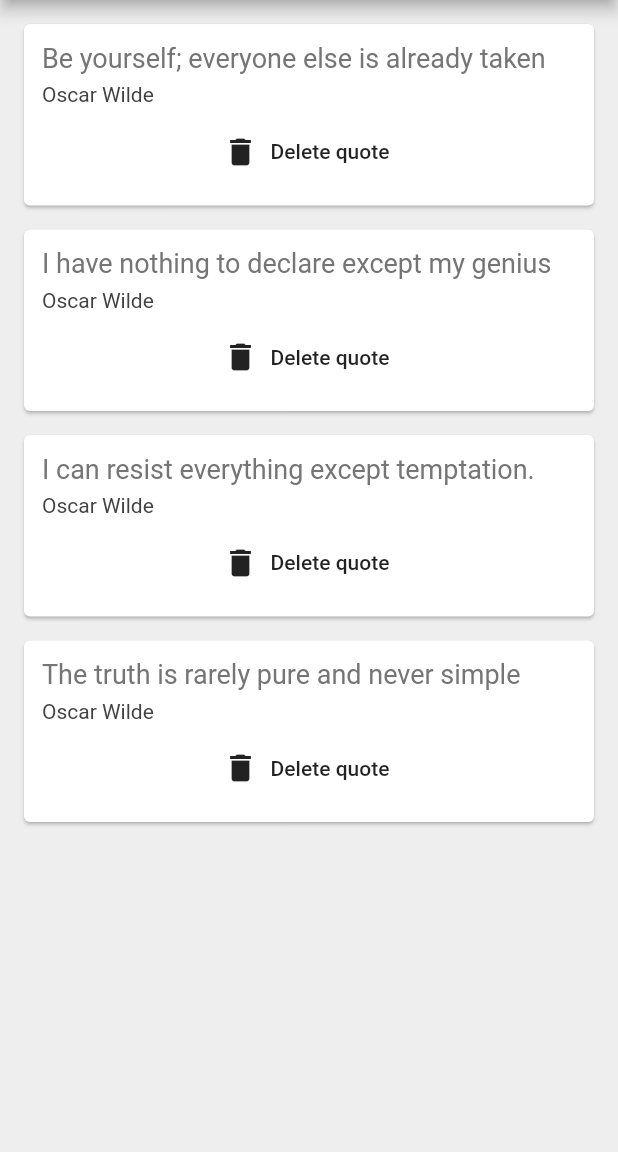
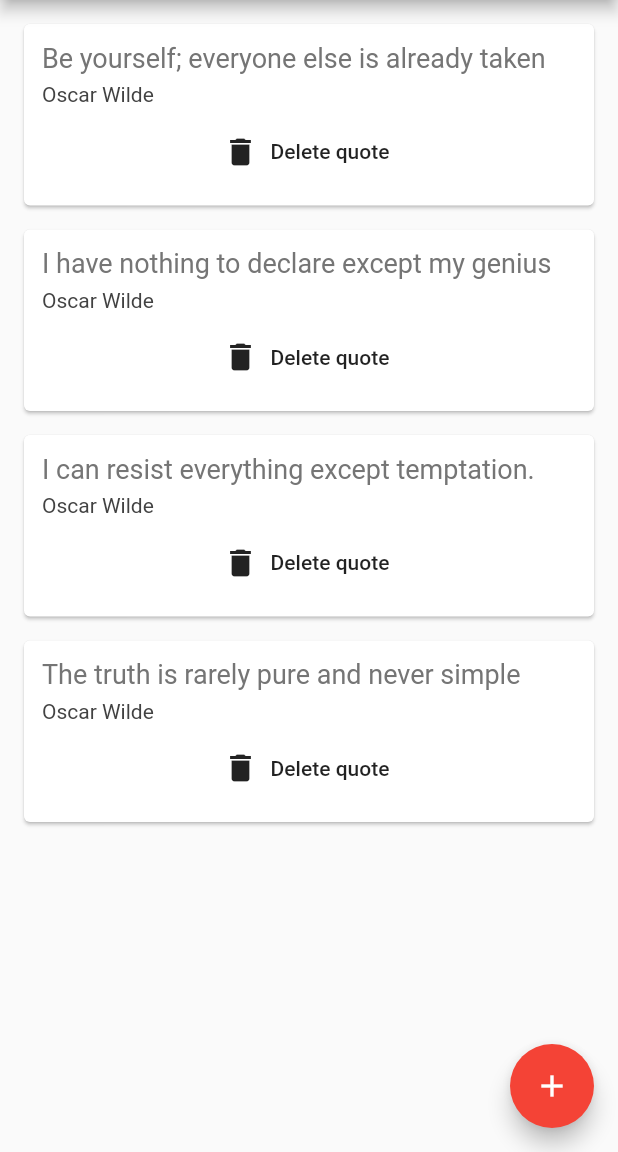
Before and after one commit to aggarwalnaman/Brilliant-Quotes, a Flutter app: the screen it shows after launch, on a phone screen of 412 x 824 dp, the part 84-1236 px from its top. Run offline on Flutter 3.47's test engine with Material 2 defaults, Android fonts, the phone set to English and light mode, and no system bars.

Commit message:
Dark theme and add qoutes button added

```diff
--- a/lib/main.dart
+++ b/lib/main.dart
@@ -9,9 +9,9 @@ void main() => runApp(MaterialApp(
   title: "Quotes",
   home: quoteList(),
   theme: ThemeData(
-    primarySwatch: Colors.green,
+    primarySwatch: Colors.red,
     brightness: theme,
-    accentColor: Colors.blue,
+    accentColor: Colors.red,
   ),
 ));
 
@@ -34,10 +34,9 @@ class _quoteListState extends State<quoteList> {
   Widget build(BuildContext context) {
 
     return Scaffold(
-      backgroundColor: Colors.grey[200],
       appBar: AppBar(
         title: Text('Awesome Quotes'),
-        backgroundColor: Colors.red,
+        // backgroundColor: Colors.red,
         actions: <Widget>[
           FlatButton.icon(
             onPressed: () {
@@ -72,6 +71,12 @@ class _quoteListState extends State<quoteList> {
           },
         )).toList(),
       ),
+      floatingActionButton: FloatingActionButton(
+        onPressed: () {
+
+        },
+        child: Icon(Icons.add),
+      ),
     );
   }
 }
```
